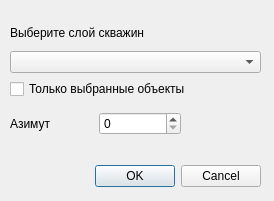
The window that ui/zone_zso.ui (gis56/geo_pie) describes before a commit, drawn with Qt 5.
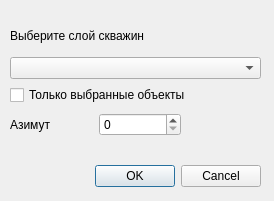
The same window after the commit. Custom widgets are drawn as their Qt base class.

Diff of the .ui file:
```diff
--- a/ui/zone_zso.ui
+++ b/ui/zone_zso.ui
@@ -29,13 +29,13 @@
     <set>QDialogButtonBox::Cancel|QDialogButtonBox::Ok</set>
    </property>
   </widget>
-  <widget class="QWidget" name="">
+  <widget class="QWidget" name="layoutWidget">
    <property name="geometry">
     <rect>
      <x>10</x>
      <y>20</y>
      <width>251</width>
-     <height>79</height>
+     <height>85</height>
     </rect>
    </property>
    <layout class="QVBoxLayout" name="verticalLayout">
@@ -58,13 +58,13 @@
     </item>
    </layout>
   </widget>
-  <widget class="QWidget" name="">
+  <widget class="QWidget" name="layoutWidget">
    <property name="geometry">
     <rect>
      <x>10</x>
      <y>110</y>
      <width>171</width>
-     <height>28</height>
+     <height>30</height>
     </rect>
    </property>
    <layout class="QHBoxLayout" name="horizontalLayout">
```
Left out of the diff: 2 changed lines with no effect on the pictures.
